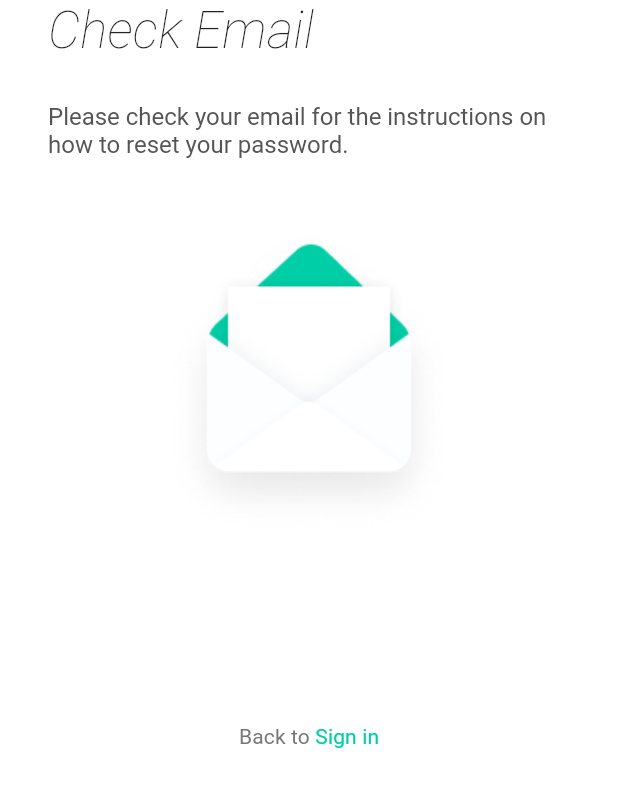
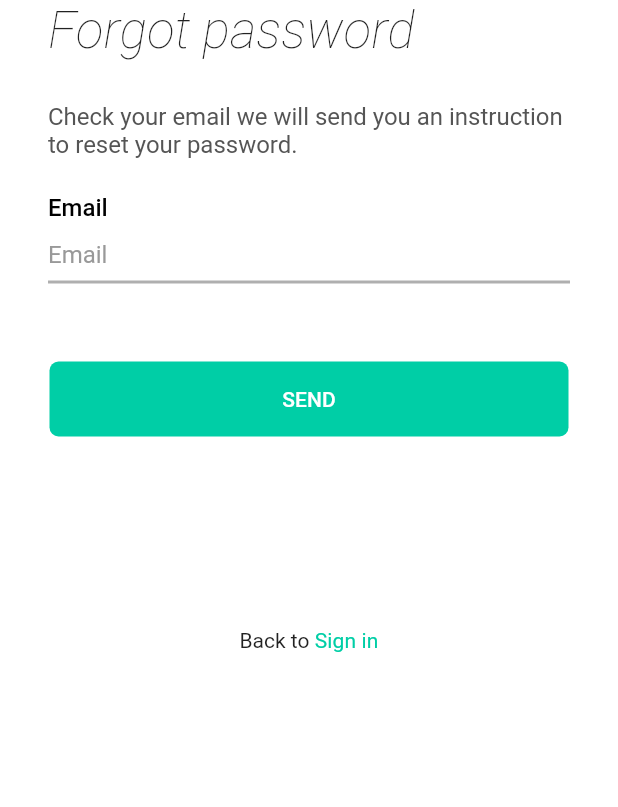
Before and after one commit to duykhanp7/TravelApplication, a Flutter app: the screen it shows after launch, on a phone screen of 412 x 824 dp, the part 225-1032 px from its top. Run offline on Flutter 3.47's test engine with Material 2 defaults, Android fonts, the phone set to English and light mode, and no system bars; our stand-ins replace flutter_svg.

Commit message:
Revert "Create check email screen"
This reverts commit 03d0531d3450be90d195802788dbd92cca1762bd.

```diff
--- a/lib/app_main.dart
+++ b/lib/app_main.dart
@@ -1,9 +1,6 @@
 import 'package:flutter/material.dart';
 import 'package:flutter_localizations/flutter_localizations.dart';
 import 'package:travel_booking_tour/features/forgot_password/forgot_password_screen.dart';
-import 'package:travel_booking_tour/features/forgot_password/screens/check_email_screen.dart';
-import 'package:travel_booking_tour/features/signin/signin_screen.dart';
-import 'package:travel_booking_tour/features/signup/sign_up_screen.dart';
 import 'package:travel_booking_tour/res/colors.dart';
 
 import 'l10n/generated/l10n.dart';
@@ -16,7 +13,7 @@ class MainApp extends StatelessWidget {
     return MaterialApp(
       title: "Fellow 4U",
       theme: ThemeData(backgroundColor: AppColors.white, fontFamily: 'Roboto'),
-      home: const CheckEmailScreen(),
+      home: const ForgotPasswordScreen(),
       debugShowCheckedModeBanner: false,
       localizationsDelegates: const <LocalizationsDelegate<Object>>[
         SLocalization.delegate,
--- a/lib/features/forgot_password/forgot_password_screen.dart
+++ b/lib/features/forgot_password/forgot_password_screen.dart
@@ -69,9 +69,6 @@ class _ForgotPasswordScreen extends State<ForgotPasswordScreen> {
                       alignment: Alignment.center,
                       child: Text.rich(TextSpan(
                           text: localization.back_to,
-                          style: context.textStyle.titleSmall!.copyWith(
-                              fontWeight: FontWeight.w400,
-                              color: AppColors.textByAgreeColor),
                           children: <TextSpan>[
                             TextSpan(
                                 text: localization.sign_in,
--- a/lib/features/forgot_password/screens/check_email_screen.dart
+++ /dev/null
@@ -1,89 +0,0 @@
-import 'package:flutter/cupertino.dart';
-import 'package:flutter/material.dart';
-import 'package:flutter_svg/svg.dart';
-import 'package:travel_booking_tour/common/extensions/context_extension.dart';
-import 'package:travel_booking_tour/l10n/generated/l10n.dart';
-import 'package:travel_booking_tour/res/background.dart';
-import 'package:travel_booking_tour/res/colors.dart';
-import 'package:travel_booking_tour/res/icons.dart';
-import 'package:travel_booking_tour/res/images.dart';
-
-class CheckEmailScreen extends StatefulWidget {
-  const CheckEmailScreen({super.key});
-
-  @override
-  State<StatefulWidget> createState() {
-    return _CheckEmailScreen();
-  }
-}
-
-class _CheckEmailScreen extends State<CheckEmailScreen> {
-  late SLocalization localization;
-
-  @override
-  Widget build(BuildContext context) {
-    localization = SLocalization.of(context);
-    return Scaffold(
-      backgroundColor: AppColors.primary,
-      body: SafeArea(
-          child: SingleChildScrollView(
-        child: Container(
-          alignment: Alignment.center,
-          child: AppBackground(
-              header: localization.check_email,
-              children: Container(
-                alignment: Alignment.center,
-                padding: const EdgeInsets.only(top: 28, left: 32, right: 32),
-                child: Column(
-                  mainAxisAlignment: MainAxisAlignment.center,
-                  children: [
-                    _buildTitle(),
-                    const SizedBox(
-                      height: 40,
-                    ),
-                    _buildBody(),
-                    const SizedBox(
-                      height: 125,
-                    ),
-                    Container(
-                      alignment: Alignment.center,
-                      child: Text.rich(TextSpan(
-                          text: localization.back_to,
-                          style: context.textStyle.titleSmall!.copyWith(
-                              fontWeight: FontWeight.w400,
-                              color: AppColors.textByAgreeColor),
-                          children: <TextSpan>[
-                            TextSpan(
-                                text: localization.sign_in,
-                                style: context.textStyle.titleSmall!.copyWith(
-                                    fontWeight: FontWeight.w400,
-                                    color: AppColors.primary))
-                          ])),
-                    )
-                  ],
-                ),
-              )),
-        ),
-      )),
-    );
-  }
-
-  Widget _buildTitle() {
-    return Container(
-      alignment: Alignment.centerLeft,
-      child: Text(
-        localization.please_check_u_email,
-        style: context.textStyle.titleMedium!.copyWith(
-            fontWeight: FontWeight.w400,
-            color: AppColors.inActiveRadioBorderColor),
-      ),
-    );
-  }
-
-  Widget _buildBody() {
-    return Container(
-      alignment: Alignment.center,
-      child: Image.asset(AppImages.email),
-    );
-  }
-}
--- a/lib/l10n/intl_en.arb
+++ b/lib/l10n/intl_en.arb
@@ -20,8 +20,6 @@
     "or_sign_in_with": "or sign in with",
     "dont_have_an_account": "Don't have an account? ",
     "back_to": "Back to ",
-    "input_your_email_we_will_send_you_an_instruction_to_reset_your_password": "Input your email, we will send you an instruction to reset your password.",
-    "please_check_u_email": "Please check your email for the instructions on how to reset your password.",
-    "send": "Send",
-    "check_email": "Check Email"
+    "input_your_email_we_will_send_you_an_instruction_to_reset_your_password": "Check your email we will send you an instruction to reset your password.",
+    "send": "Send"
 }
--- a/lib/l10n/intl_vi.arb
+++ b/lib/l10n/intl_vi.arb
@@ -20,8 +20,6 @@
     "or_sign_in_with": "or sign in with",
     "dont_have_an_account": "Don't have an account? ",
     "back_to": "Back to ",
-    "input_your_email_we_will_send_you_an_instruction_to_reset_your_password": "Input your email, we will send you an instruction to reset your password.",
-    "please_check_u_email": "Please check your email for the instructions on how to reset your password.",
-    "send": "Send",
-    "check_email": "Check Email"
+    "input_your_email_we_will_send_you_an_instruction_to_reset_your_password": "Check your email we will send you an instruction to reset your password.",
+    "send": "Send"
 }
--- a/lib/res/icons.dart
+++ b/lib/res/icons.dart
@@ -6,7 +6,6 @@ class AppIcons {
   static const String childPathSplash = '/splash';
   static const String childPathOnboarding = '/onboarding';
   static const String childPathSignIn = '/signin';
-  static const String childPathForgotPassword = '/forgot_password';
 
   static const String appLogo = '$parentPathIcons/app_icon.svg';
 
@@ -60,8 +59,4 @@ class AppIcons {
       '$parentPathIcons$childPathSignIn/facebook.svg';
   static const String talk = '$parentPathIcons$childPathSignIn/talk.svg';
   static const String line = '$parentPathIcons$childPathSignIn/line.svg';
-
-  //Forgot password
-  static const String email =
-      '$parentPathIcons$childPathForgotPassword/email.svg';
 }
--- a/lib/res/images.dart
+++ b/lib/res/images.dart
@@ -2,14 +2,8 @@ class AppImages {
   const AppImages._();
 
   static const String parentPathImages = 'assets/images';
-  static const String childPathImagesOnboarding = '/onboarding';
-  static const String childPathImagesForgotPassword = '/forgot_password';
+  static const String childPathImages = '/onboarding';
 
-  static const String card1 =
-      '$parentPathImages$childPathImagesOnboarding/card1.png';
-  static const String card2 =
-      '$parentPathImages$childPathImagesOnboarding/card2.png';
-
-  static const String email =
-      '$parentPathImages$childPathImagesForgotPassword/email.png';
+  static const String card1 = '$parentPathImages$childPathImages/card1.png';
+  static const String card2 = '$parentPathImages$childPathImages/card2.png';
 }
--- a/pubspec.yaml
+++ b/pubspec.yaml
@@ -71,7 +71,6 @@ flutter:
     - assets/icons/signin/
     - assets/images/
     - assets/images/onboarding/
-    - assets/images/forgot_password/
 
   # An image asset can refer to one or more resolution-specific "variants", see
   # https://flutter.dev/assets-and-images/#resolution-aware
```
Also changed, not shown: assets/images/forgot_password/email.png (deleted), lib/l10n/generated/intl/messages_en.dart, lib/l10n/generated/intl/messages_vi.dart, lib/l10n/generated/l10n.dart.
